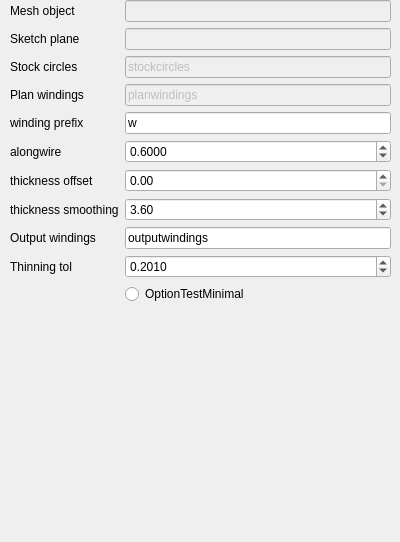
trilbytim/geodesic, file freecadmacros/genpathfromplanwindingstask.ui: the form before one commit.
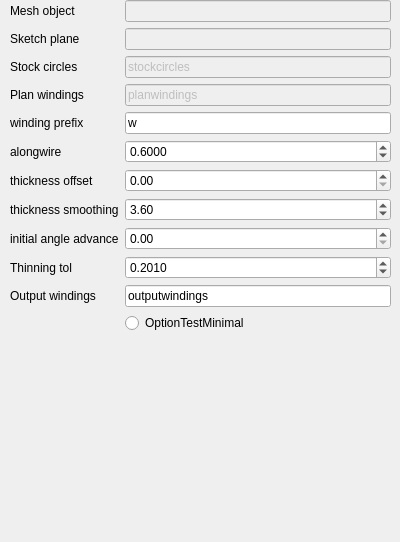
The form after the commit.

Commit message: initial angle advance on the path from plan windings

Patch:
```diff
--- a/freecadmacros/genpathfromplanwindingstask.ui
+++ b/freecadmacros/genpathfromplanwindingstask.ui
@@ -117,31 +117,14 @@
       </property>
      </widget>
     </item>
-    <item row="8" column="0">
-     <widget class="QLabel" name="laboutputwindings">
-      <property name="text">
-       <string>Output windings</string>
-      </property>
-     </widget>
-    </item>
-    <item row="8" column="1">
-     <widget class="QLineEdit" name="qoutputwindings">
-      <property name="enabled">
-       <bool>true</bool>
-      </property>
-      <property name="text">
-       <string>outputwindings</string>
-      </property>
-     </widget>
-    </item>
-    <item row="9" column="0">
+    <item row="10" column="0">
      <widget class="QLabel" name="labthinningtol">
       <property name="text">
        <string>Thinning tol</string>
       </property>
      </widget>
     </item>
-    <item row="9" column="1">
+    <item row="10" column="1">
      <widget class="QDoubleSpinBox" name="qthinningtol">
       <property name="decimals">
        <number>4</number>
@@ -160,7 +143,7 @@
       </property>
      </widget>
     </item>
-    <item row="10" column="1">
+    <item row="12" column="1">
      <widget class="QRadioButton" name="qoptiontestminimal">
       <property name="text">
        <string>OptionTestMinimal</string>
@@ -208,6 +191,37 @@
       </property>
      </widget>
     </item>
+    <item row="9" column="0">
+     <widget class="QLabel" name="labinitialangleadvance">
+      <property name="text">
+       <string>initial angle advance</string>
+      </property>
+     </widget>
+    </item>
+    <item row="9" column="1">
+     <widget class="QDoubleSpinBox" name="qinitialangleadvance">
+      <property name="maximum">
+       <double>360.000000000000000</double>
+      </property>
+     </widget>
+    </item>
+    <item row="11" column="1">
+     <widget class="QLineEdit" name="qoutputwindings">
+      <property name="enabled">
+       <bool>true</bool>
+      </property>
+      <property name="text">
+       <string>outputwindings</string>
+      </property>
+     </widget>
+    </item>
+    <item row="11" column="0">
+     <widget class="QLabel" name="laboutputwindings">
+      <property name="text">
+       <string>Output windings</string>
+      </property>
+     </widget>
+    </item>
    </layout>
   </widget>
  </widget>
```
Left out of the diff: 1 changed line with no effect on the pictures. The commit also changes 1 other file.
